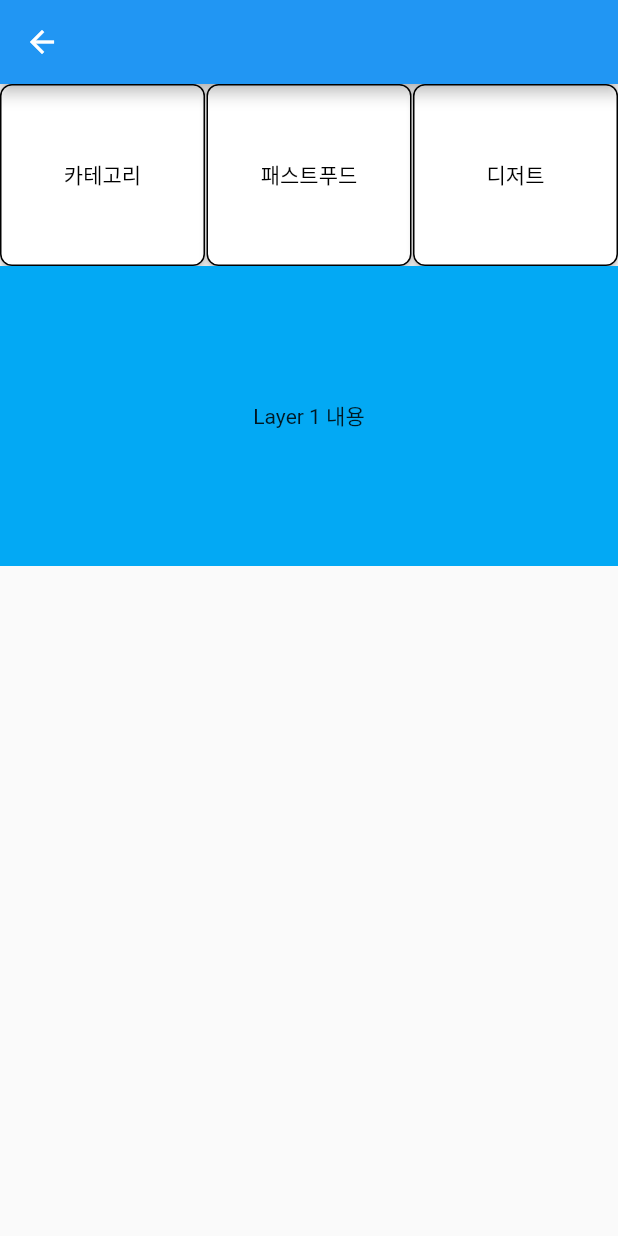
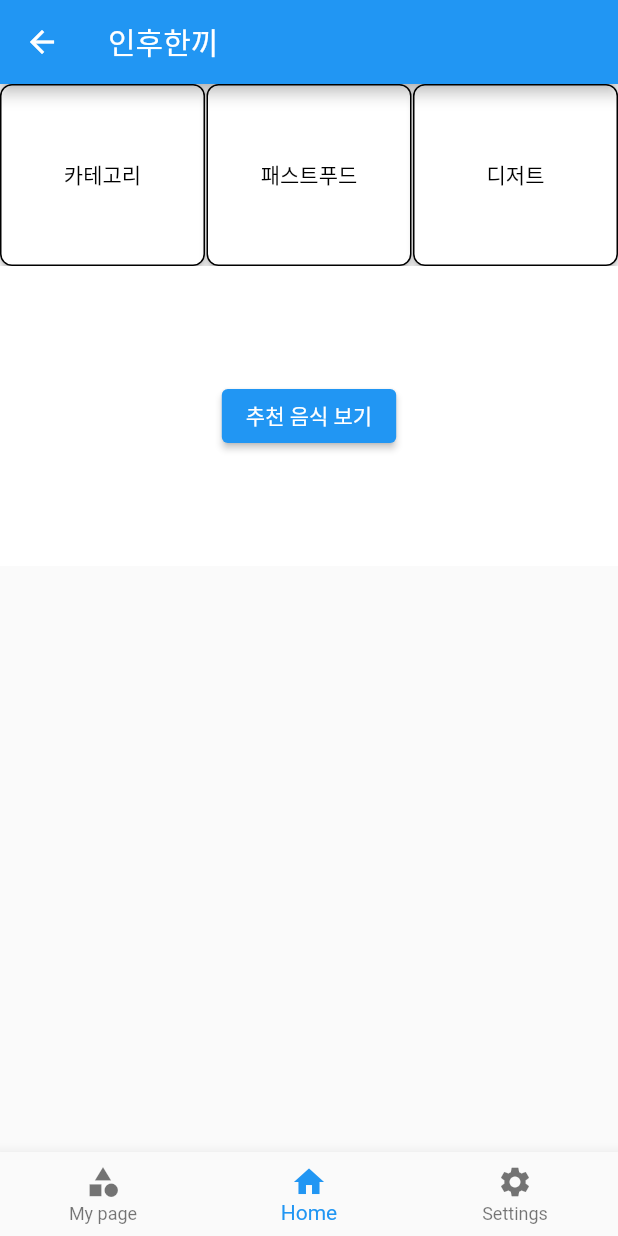
Before and after one commit to seonghyeon1221/Object_Front_Project, a Flutter app: the MainScreen screen opened directly, on a phone screen of 412 x 824 dp. Run offline on Flutter 3.47's test engine with Material 2 defaults, Android fonts, the phone set to English and light mode, and no system bars.

Commit message:
home 1차 수정본

```diff
--- a/lib/home.dart
+++ b/lib/home.dart
@@ -4,6 +4,8 @@ import 'category_first.dart';
 import 'fastfood.dart';
 import 'mypage.dart';
 import 'package:provider/provider.dart';
+import 'dessert.dart';
+import 'dart:math';
 
 void main() {
   runApp(
@@ -16,6 +18,7 @@ void main() {
         routes: {
           '/password_change': (context) => PasswordChangePage(),
           '/allergies_edit': (context) => AllergiesEditPage(),
+          '/category_selection': (context) => CategorySelectionPage(),
         },
       ),
     ),
@@ -35,11 +38,11 @@ class MainScreen extends StatefulWidget {
 }
 
 class _MainScreenState extends State<MainScreen> {
-  int _currentIndex = 1;
+  int _currentIndex = 1; // 바텀 네비게이션 바 기본 탭을 2번째로 변경
 
   final List<Widget> _pages = [
+    MyInfoPage(),
     MyHomePage(),
-    HomePage(),
     SettingPage(),
   ];
 
@@ -53,17 +56,48 @@ class _MainScreenState extends State<MainScreen> {
   Widget build(BuildContext context) {
     return Scaffold(
       body: _pages[_currentIndex],
-      // Remove BottomNavigationBar
+      bottomNavigationBar: BottomNavigationBar(
+        currentIndex: _currentIndex,
+        onTap: (index) {
+          refresh(index);
+        },
+        items: const <BottomNavigationBarItem>[
+          BottomNavigationBarItem(
+            icon: Icon(Icons.category),
+            label: 'My page',
+          ),
+          BottomNavigationBarItem(
+            icon: Icon(Icons.home),
+            label: 'Home',
+          ),
+          BottomNavigationBarItem(
+            icon: Icon(Icons.settings),
+            label: 'Settings',
+          ),
+        ],
+      ),
     );
   }
 }
 
-class HomePage extends StatelessWidget {
+
+
+class MyHomePage extends StatelessWidget {
+  final List<String> foodItems = [
+    '치킨', '피자', '햄버거', '샌드위치', '컵밥', '밥', '면', '떡', '고기', '디저트'
+  ];
+
+  String getRandomFoodItem() {
+    final random = Random();
+    final index = random.nextInt(foodItems.length);
+    return foodItems[index];
+  }
+
   @override
   Widget build(BuildContext context) {
     return Scaffold(
       appBar: AppBar(
-        title: Text(''),
+        title: Text('인후한끼'),
       ),
       body: SingleChildScrollView(
         child: Column(
@@ -101,30 +135,31 @@ class HomePage extends StatelessWidget {
                     onPressed: () {
                       Navigator.push(
                         context,
-                        MaterialPageRoute(builder: (context) => MyCategorySelectionPage()),
+                        MaterialPageRoute(builder: (context) => DessertPage()),
                       );
                     },
                   ),
                 ),
               ],
             ),
-
             LayerWidget(
-              color: Colors.lightBlue,
+              color: Colors.white,
               text: 'Layer 1 내용',
+              onPressed: () {
+                final String recommendedFood = getRandomFoodItem();
+                showModalBottomSheet(
+                  context: context,
+                  builder: (BuildContext context) {
+                    return Container(
+                      child: Padding(
+                        padding: const EdgeInsets.all(16.0),
+                        child: Text('추천 음식: $recommendedFood'),
+                      ),
+                    );
+                  },
+                );
+              },
             ),
-            // LayerWidget(
-            //   color: Colors.lightGreen,
-            //   text: 'Layer 2 내용',
-            // ),
-            // LayerWidget(
-            //   color: Colors.orange,
-            //   text: 'Layer 3 내용',
-            // ),
-            // LayerWidget(
-            //   color: Colors.purple,
-            //   text: 'Layer 4 내용',
-            // ),
           ],
         ),
       ),
@@ -161,15 +196,19 @@ class SquareButton extends StatelessWidget {
         ),
       ),
     );
-
   }
 }
 
 class LayerWidget extends StatelessWidget {
   final Color color;
   final String text;
+  final VoidCallback onPressed;
 
-  LayerWidget({required this.color, required this.text});
+  LayerWidget({
+    required this.color,
+    required this.text,
+    required this.onPressed,
+  });
 
   @override
   Widget build(BuildContext context) {
@@ -177,7 +216,10 @@ class LayerWidget extends StatelessWidget {
       height: 200,
       color: color,
       child: Center(
-        child: Text(text),
+        child: ElevatedButton(
+          onPressed: onPressed,
+          child: Text('추천 음식 보기'),
+        ),
       ),
     );
   }
```
Also changed, not shown: lib/dessert.dart (added, +24 -0 lines).
